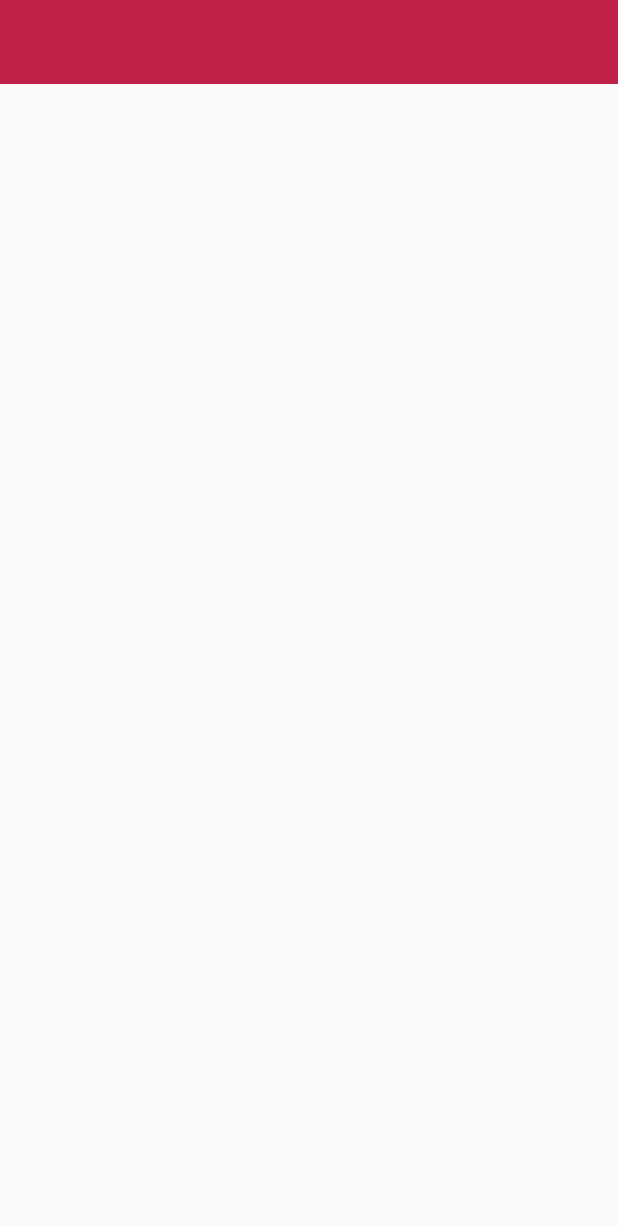
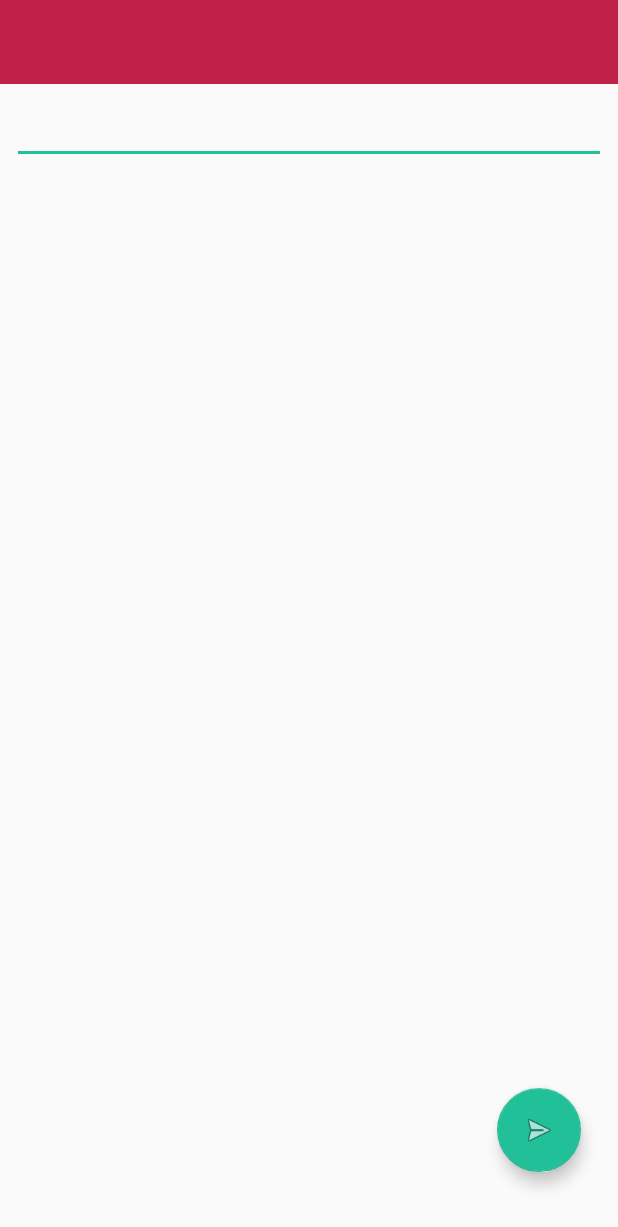
Before and after one commit to Pieter-JanVanDamme/Jocelyn, an Android app: the layout activity_compose_jotting.xml on its own in the app's theme, with its tools: preview values and no code run, on a phone screen of 412 x 824 dp. Shown: the top 1227 px of the screen. Run offline under Robolectric (Android 15) with nearby library versions, the phone set to English and light mode, and no system bars.

Commit message:
feat: added action button to ComposeJottingActivity, cleaned up styling as well

```diff
--- a/app/src/main/res/layout/activity_compose_jotting.xml
+++ b/app/src/main/res/layout/activity_compose_jotting.xml
@@ -10,6 +10,27 @@
             android:id="@+id/compose_jotting_toolbar"
             android:layout_width="match_parent"
             android:layout_height="?attr/actionBarSize"
-            android:background="?attr/colorPrimary"
-            android:theme="?attr/actionBarTheme"/>
+            android:minHeight="?attr/actionBarSize"
+            android:theme="?attr/actionBarTheme" android:background="@color/colorPrimary"/>
+    <EditText
+            android:layout_width="0dp"
+            android:layout_height="wrap_content"
+            android:inputType="textMultiLine"
+            android:ems="10"
+            android:id="@+id/editJottingContent" android:layout_marginEnd="8dp" app:layout_constraintEnd_toEndOf="parent"
+            android:layout_marginStart="8dp" app:layout_constraintStart_toStartOf="parent"
+            app:layout_constraintHorizontal_bias="1.0"
+            app:layout_constraintTop_toBottomOf="@+id/compose_jotting_toolbar" android:layout_marginTop="8dp"
+            android:importantForAutofill="no"/>
+    <android.support.design.widget.FloatingActionButton
+            android:src="@android:drawable/ic_menu_send"
+            android:layout_width="wrap_content"
+            android:layout_height="wrap_content"
+            android:clickable="true" android:id="@+id/floatingActionButton2"
+            android:layout_marginTop="8dp"
+            app:layout_constraintTop_toTopOf="@+id/editJottingContent" android:layout_marginEnd="8dp"
+            app:layout_constraintEnd_toEndOf="parent" android:layout_marginStart="8dp"
+            app:layout_constraintStart_toStartOf="parent" android:layout_marginBottom="8dp"
+            app:layout_constraintBottom_toBottomOf="parent" app:layout_constraintHorizontal_bias="0.95"
+            app:layout_constraintVertical_bias="0.95" app:backgroundTint="@color/colorComplementary"/>
 </android.support.constraint.ConstraintLayout>
--- a/app/src/main/res/layout/activity_home.xml
+++ b/app/src/main/res/layout/activity_home.xml
@@ -5,7 +5,8 @@
         xmlns:app="http://schemas.android.com/apk/res-auto"
         android:layout_width="match_parent"
         android:layout_height="match_parent"
-        tools:context=".HomeActivity" android:background="@color/colorBackground">
+        tools:context=".HomeActivity"
+        android:background="@color/colorBackground">
 
     <android.support.design.widget.FloatingActionButton
             android:layout_width="wrap_content"
--- a/app/src/main/res/values/styles.xml
+++ b/app/src/main/res/values/styles.xml
@@ -5,7 +5,7 @@
         <!-- Customize your theme here. -->
         <item name="colorPrimary">@color/colorPrimary</item>
         <item name="colorPrimaryDark">@color/colorPrimaryDark</item>
-        <item name="colorAccent">@color/colorAnalogousAccent</item>
+        <item name="colorAccent">@color/colorComplementary</item>
         <item name="android:editTextColor">#fefefe</item>
         <item name="android:textColorPrimary">#fefefe</item>
         <item name="android:textColorSecondary">#fefefe</item>
@@ -15,7 +15,7 @@
         <item name="android:textColorTertiaryInverse">#fefefe</item>
     </style>
 
-    <style name="Translucent" parent="Theme.AppCompat.NoActionBar">
+    <style name="Translucent" parent="AppTheme">
         <item name="android:background">#33000000</item> <!-- Or any transparency or color you need -->
         <item name="android:windowNoTitle">true</item>
         <item name="android:windowBackground">@android:color/transparent</item>
```
